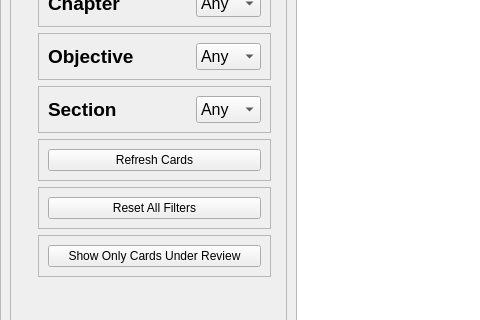
Old version of the form pyqt_ui.ui in the repository j-chisholm/ISTQB-Flashcards; both pictures show x 0 to 480 and y 214 to 534 of the 1100 by 650 pixel window.
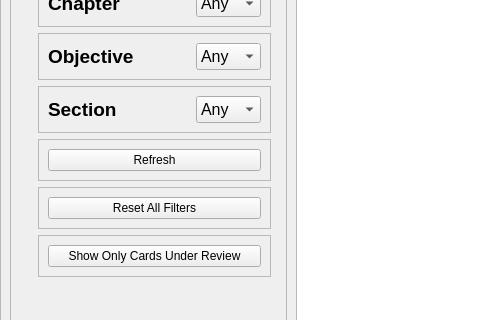
New version of the form.

Commit message:
Show All Cards Under Review causing app to crash
Issue Resolved.

Updated UpdateActiveDeck and ShowCardsUnderReview to accurately read and set the value of prefHide_Marked_For_Review when necessary

```diff
--- a/pyqt_ui.ui
+++ b/pyqt_ui.ui
@@ -582,7 +582,7 @@
                     </font>
                    </property>
                    <property name="text">
-                    <string>Refresh Cards</string>
+                    <string>Refresh</string>
                    </property>
                   </widget>
                  </item>
```
Left out of the diff: 2 changed lines with no effect on the pictures. The commit also changes 6 other files.
